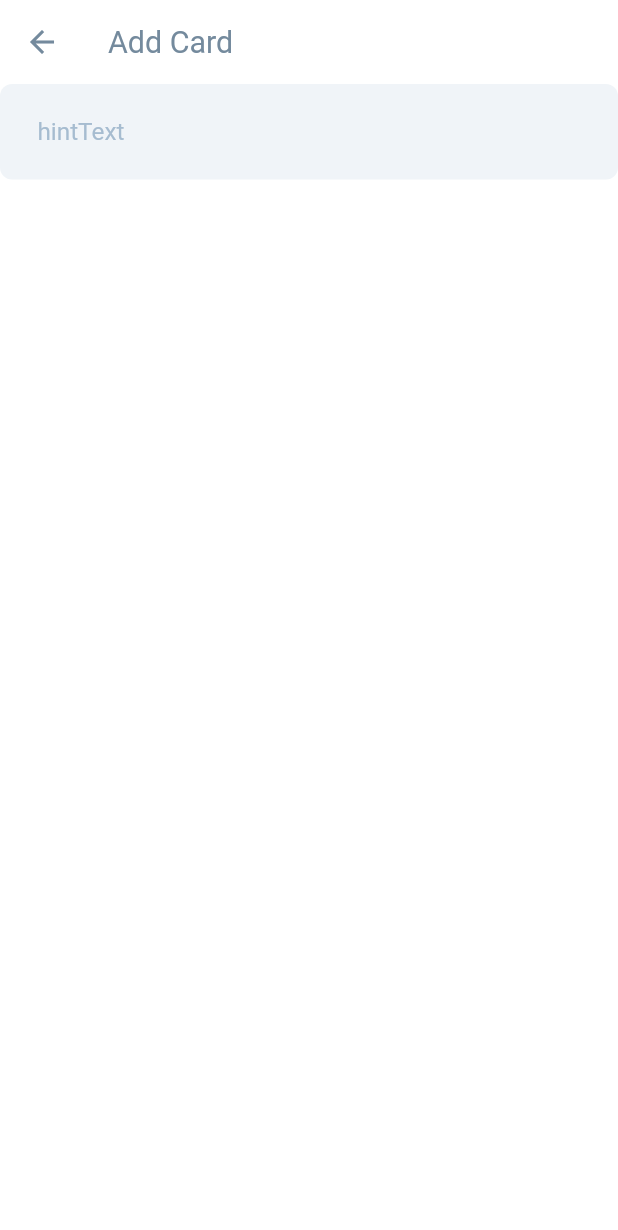
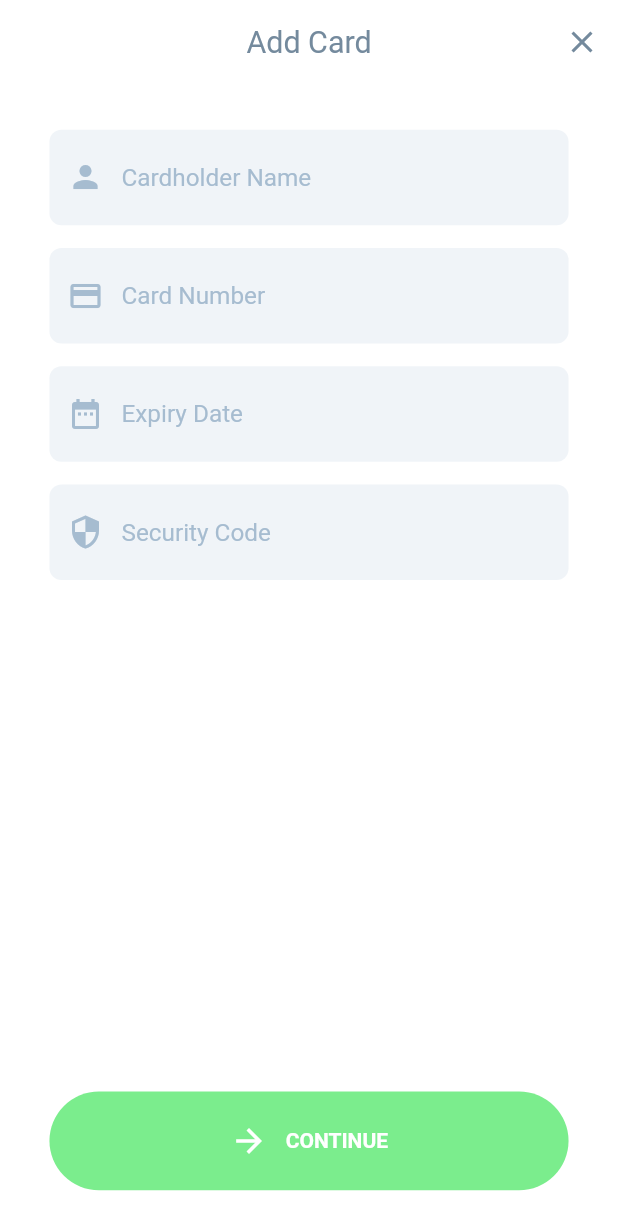
Before and after one commit to applevinc/fresh_food, a Flutter app: the _AddCardDetails screen opened directly, on a phone screen of 412 x 824 dp. Shown: the top 1230 px of the screen. Run offline on Flutter 3.47's test engine with Material 2 defaults, Android fonts, the light colour scheme and no system bars; our stand-ins replace bubble_tab_indicator, dio, flutter_screenutil, get_it, tuple.

Commit message:
added add payment screen

```diff
--- a/lib/src/cart/view/screens/delivery/tabs/payment.dart
+++ b/lib/src/cart/view/screens/delivery/tabs/payment.dart
@@ -2,6 +2,7 @@ import 'package:flutter/material.dart';
 import 'package:fresh_food_ui/src/core/assets/images.dart';
 import 'package:fresh_food_ui/src/core/style/colors.dart';
 import 'package:flutter_screenutil/flutter_screenutil.dart';
+import 'package:fresh_food_ui/src/core/widgets/button.dart';
 import 'package:fresh_food_ui/src/core/widgets/textfield.dart';
 
 class PaymentScreen extends StatelessWidget {
@@ -45,7 +46,14 @@ class _AddCard extends StatelessWidget {
   @override
   Widget build(BuildContext context) {
     return GestureDetector(
-      onTap: () {},
+      onTap: () {
+        Navigator.push(
+          context,
+          MaterialPageRoute(
+            builder: (_) => _AddCardDetails(),
+          ),
+        );
+      },
       child: Container(
         width: 284.w,
         height: 180.h,
@@ -92,15 +100,81 @@ class _AddCardDetails extends StatelessWidget {
   Widget build(BuildContext context) {
     return Scaffold(
       appBar: AppBar(
+        automaticallyImplyLeading: false,
+        centerTitle: true,
         title: Text(
           'Add Card',
           style: Theme.of(context).textTheme.headline6,
         ),
+        actions: [
+          IconButton(
+            onPressed: () {
+              Navigator.pop(context);
+            },
+            icon: Icon(Icons.close),
+          ),
+        ],
+      ),
+      body: LayoutBuilder(
+          builder: (BuildContext context, BoxConstraints viewportConstraints) {
+        var prefixIconColor = AppColors.medium_grey;
 
-      ),
-      body: Column(
-        children: [CustomTextFormField(hintText: 'hintText')],
-      ),
+        return SingleChildScrollView(
+          padding: EdgeInsets.symmetric(horizontal: 30.w),
+          child: ConstrainedBox(
+            constraints: BoxConstraints(
+              minHeight: viewportConstraints.maxHeight,
+            ),
+            child: IntrinsicHeight(
+              child: Column(
+                children: [
+                  SizedBox(height: 30.h),
+                  CustomTextFormField(
+                    prefixIcon: Icon(
+                      Icons.person,
+                      color: prefixIconColor,
+                    ),
+                    hintText: 'Cardholder Name',
+                  ),
+                  SizedBox(height: 15.h),
+                  CustomTextFormField(
+                    prefixIcon: Icon(
+                      Icons.credit_card,
+                      color: prefixIconColor,
+                    ),
+                    hintText: 'Card Number',
+                  ),
+                  SizedBox(height: 15.h),
+                  CustomTextFormField(
+                    prefixIcon: Icon(
+                      Icons.date_range,
+                      color: prefixIconColor,
+                    ),
+                    hintText: 'Expiry Date',
+                  ),
+                  SizedBox(height: 15.h),
+                  CustomTextFormField(
+                    prefixIcon: Icon(
+                      Icons.security,
+                      color: prefixIconColor,
+                    ),
+                    hintText: 'Security Code',
+                  ),
+                  Spacer(),
+                  CustomButtom(
+                    label: 'Continue',
+                    icon: Icons.arrow_forward,
+                    onTap: () {
+                      Navigator.pop(context);
+                    },
+                  ),
+                  SizedBox(height: 30.h),
+                ],
+              ),
+            ),
+          ),
+        );
+      }),
     );
   }
 }
--- a/lib/src/core/widgets/textfield.dart
+++ b/lib/src/core/widgets/textfield.dart
@@ -4,15 +4,18 @@ class CustomTextFormField extends StatelessWidget {
   const CustomTextFormField({
     Key key,
     @required this.hintText,
+    this.prefixIcon,
   }) : super(key: key);
 
   final String hintText;
+  final Widget prefixIcon;
 
   @override
   Widget build(BuildContext context) {
     return TextFormField(
       decoration: InputDecoration(
         hintText: hintText,
+        prefixIcon: prefixIcon,
       ),
       // The validator receives the text that the user has entered.
       // validator: (value) {
```
